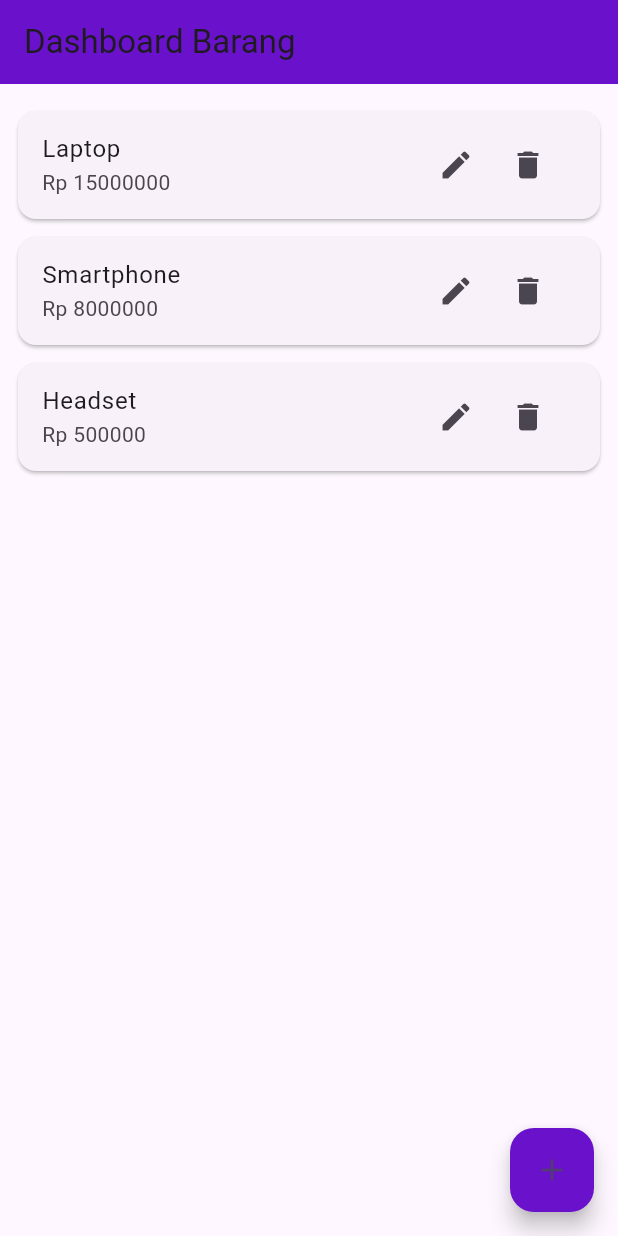
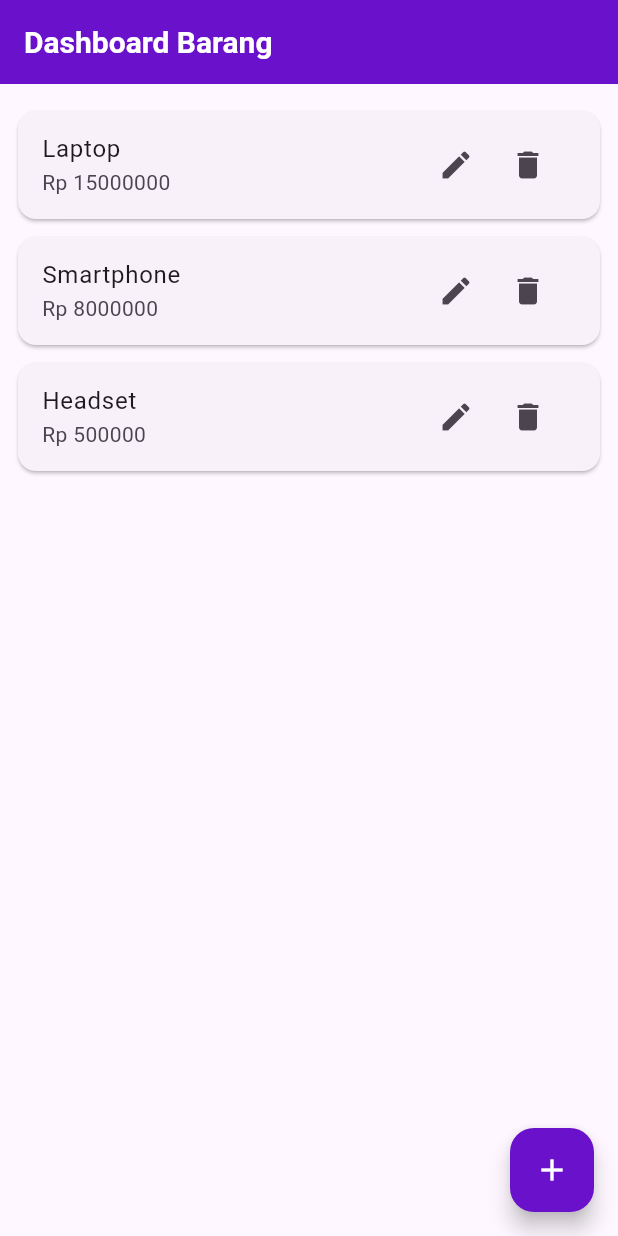
Before and after one commit to muhwildanhafidz/praktikum-5e-wildan, a Flutter app: the DashboardPage screen opened directly, on a phone screen of 412 x 824 dp. Run offline on Flutter 3.47's test engine with Material 3 defaults, Android fonts, the phone set to English and light mode, and no system bars.

Commit message:
feat: update title color on header

```diff
--- a/lib/pages/dashboard_page.dart
+++ b/lib/pages/dashboard_page.dart
@@ -43,6 +43,11 @@ class _DashboardPageState extends State<DashboardPage> {
     return Scaffold(
       appBar: AppBar(
         title: const Text('Dashboard Barang'),
+        titleTextStyle: const TextStyle(
+          fontSize: 20,
+          fontWeight: FontWeight.bold,
+          color: Colors.white,
+        ),
         backgroundColor: const Color(0xFF6A11CB),
       ),
       body: ListView.builder(
@@ -55,6 +60,7 @@ class _DashboardPageState extends State<DashboardPage> {
         ),
       ),
       floatingActionButton: FloatingActionButton(
+        foregroundColor: Colors.white,
         backgroundColor: const Color(0xFF6A11CB),
         onPressed: () => _showItemDialog(),
         child: const Icon(Icons.add),
```
